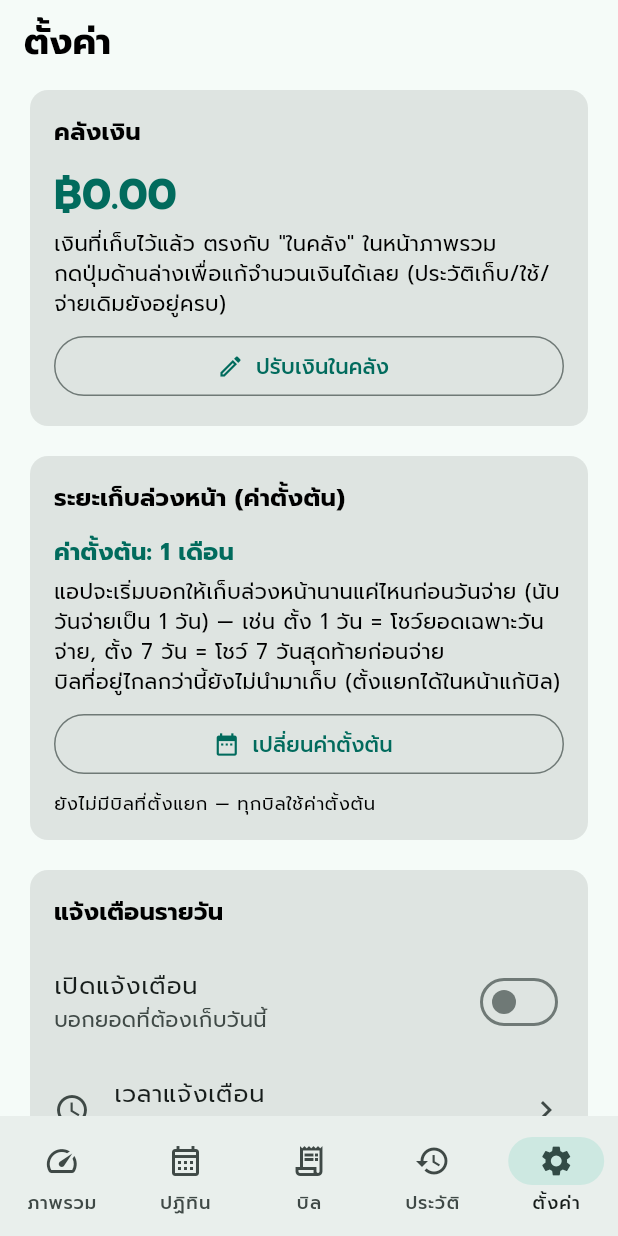
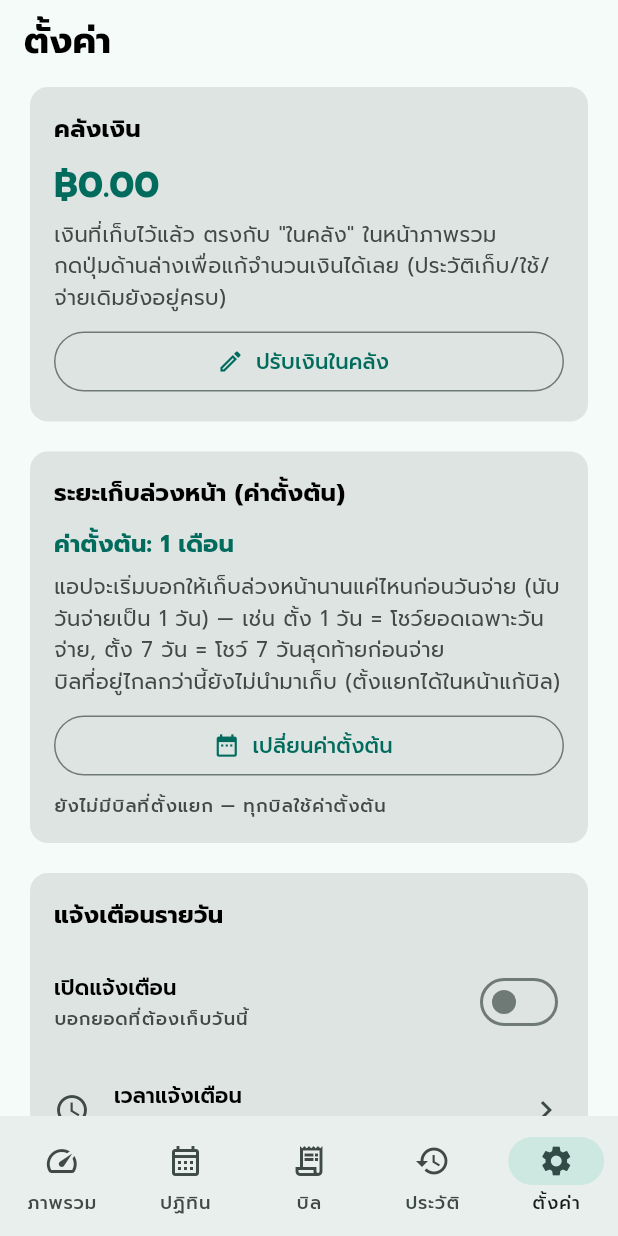
Before and after one commit to NitiphonC/billander, a Flutter app: the screen it shows after launch, item 5 of the bottom bar chosen, after a tap on "เปิดแจ้งเตือน", on a phone screen of 412 x 824 dp. Run offline on Flutter 3.47's test engine with Material 3 defaults, Android fonts, the phone set to English and light mode, and no system bars; our stand-ins replace flutter_local_notifications, package_info_plus, shared_preferences, sqflite, timezone; accounts and stored records are empty.

Commit message:
fix: enforce AppType.rowTitle on every switch/list row (v0.1.19)

```diff
--- a/docs/version.json
+++ b/docs/version.json
@@ -1 +1 @@
-{"app_name":"billandar","version":"0.1.18","build_number":"19","package_name":"billandar"}
+{"app_name":"billandar","version":"0.1.19","build_number":"20","package_name":"billandar"}
--- a/lib/ui/dashboard_screen.dart
+++ b/lib/ui/dashboard_screen.dart
@@ -35,11 +35,10 @@ class DashboardScreen extends StatelessWidget {
                   child: Column(
                     crossAxisAlignment: CrossAxisAlignment.start,
                     children: [
-                      Text('วันนี้', style: theme.textTheme.bodyMedium),
+                      Text('วันนี้', style: AppType.caption(context)),
                       Text(
                         formatDateThai(state.today),
-                        style: theme.textTheme.titleLarge
-                            ?.copyWith(fontWeight: FontWeight.bold),
+                        style: AppType.headline(context),
                       ),
                     ],
                   ),
@@ -206,21 +205,19 @@ class DashboardScreen extends StatelessWidget {
       child: Column(
         crossAxisAlignment: CrossAxisAlignment.stretch,
         children: [
-          const Text('ต้องเก็บวันนี้', style: TextStyle(color: Colors.white70)),
+          Text('ต้องเก็บวันนี้',
+              style: AppType.label(context).copyWith(color: Colors.white70)),
           const SizedBox(height: AppSpace.xs),
           Text(
             Money.format(plan.dailyRequiredSatang),
-            style: theme.textTheme.displaySmall?.copyWith(
-              color: Colors.white,
-              fontWeight: FontWeight.bold,
-            ),
+            style: AppType.display(context).copyWith(color: Colors.white),
           ),
           const SizedBox(height: AppSpace.sm),
           Text(
             plan.note ?? '',
-            style: const TextStyle(color: Colors.white70),
+            style: AppType.body(context).copyWith(color: Colors.white70),
           ),
-          const SizedBox(height: AppSpace.xs),
+          const SizedBox(height: AppSpace.sm),
           Text(
             'เริ่มเก็บล่วงหน้า ${state.defaultSaveAheadMonths} '
             '${state.defaultSaveAheadUnit.label} (รวมวันจ่าย)'
@@ -279,15 +276,16 @@ class DashboardScreen extends StatelessWidget {
           children: [
             Text(
               'ยังไม่มีบิลที่ต้องจ่าย',
-              style: Theme.of(context).textTheme.titleMedium,
+              style: AppType.title(context),
             ),
             const SizedBox(height: AppSpace.sm),
-            const Text(
+            Text(
               'เริ่มใช้งาน 3 ขั้นตอน:\n'
               '1. กดแท็บ "บิล" → กด + เพื่อเพิ่มบิล\n'
               '2. ใส่ชื่อบิล จำนวนเงิน วันที่จ่าย\n'
               '3. กลับมาหน้าภาพรวม จะเห็นยอดที่ต้องเก็บวันนี้',
               textAlign: TextAlign.center,
+              style: AppType.muted(context),
             ),
           ],
         ),
--- a/lib/ui/design_system.dart
+++ b/lib/ui/design_system.dart
@@ -40,7 +40,15 @@ class AppRadius {
 }
 
 /// มาตราส่วนตัวอักษรจาก Theme.textTheme เท่านั้น
-///กำหนด line-height ให้ข้อความอ่านง่าย โดยเฉพาะภาษาไทย
+/// กำหนด line-height ให้ข้อความอ่านง่าย โดยเฉพาะภาษาไทย
+///
+/// สำคัญ: ห้ามปล่อย `Text` หรือ `SwitchListTile.title/subtitle` โดยไม่ใส่
+/// `style:` — ค่าที่ Material ให้มา (bodyLarge 16px) ไม่ใช่ของ design system
+/// และจะใหญ่กว่าคำอธิบาย AppType.caption (12px) ทันที
+///
+/// ลำดับบทบาท:
+/// headline (24) > title (16, หัวข้อส่วน) > rowTitle (14, ชื่อแถวกดได้)
+/// > body/muted (14, คำอธิบาย) > caption (12, ข้อความสั้นใต้ช่อง)
 class AppType {
   const AppType._();
 
@@ -89,6 +97,14 @@ class AppType {
         weight: FontWeight.w600,
       );
 
+  /// ชื่อแถวที่กดได้ (SwitchListTile / ListTile / CheckboxListTile)
+  /// ต้องใส่เสมอ — ค่าเริ่มต้นของ Material คือ bodyLarge 16px ซึ่งใหญ่เกินไป
+  /// และเท่ากับหัวข้อ Sections ทำให้ดูเหมือนหัวข้อ
+  static TextStyle rowTitle(BuildContext context) => label(context);
+
+  /// คำอธิบายใต้ชื่อแถว — ใช้คู่กับ [rowTitle]
+  static TextStyle rowSubtitle(BuildContext context) => caption(context);
+
   /// เนื้อหาปกติ
   static TextStyle body(BuildContext context) => _style(
         context,
@@ -116,7 +132,7 @@ class AppType {
   static TextStyle calendarAmount(BuildContext context) => _style(
         context,
         (t) => t.labelSmall,
-        height: 1.2,
+        height: 1.4,
         color: Theme.of(context).colorScheme.primary,
         weight: FontWeight.w700,
       );
@@ -125,7 +141,7 @@ class AppType {
   static TextStyle statLabel(BuildContext context) => _style(
         context,
         (t) => t.labelSmall,
-        height: 1.3,
+        height: 1.4,
         color: Theme.of(context).colorScheme.onSurfaceVariant,
       );
 }
--- a/lib/ui/history_screen.dart
+++ b/lib/ui/history_screen.dart
@@ -65,9 +65,7 @@ class _HistoryScreenState extends State<HistoryScreen> {
                 child: Text(
                   '${thaiMonths[_month.month - 1]} ${_month.year + 543}',
                   textAlign: TextAlign.center,
-                  style: Theme.of(context).textTheme.titleLarge?.copyWith(
-                        fontWeight: FontWeight.bold,
-                      ),
+                  style: AppType.title(context),
                 ),
               ),
               IconButton.filledTonal(
@@ -95,7 +93,7 @@ class _HistoryScreenState extends State<HistoryScreen> {
           const SizedBox(height: AppSpace.sm),
           Text(
             'วันที่ไม่ได้บันทึก $missedDays วัน (ระบบคำนวณยอดต่อวันเพิ่มขึ้นอัตโนมัติ)',
-            style: Theme.of(context).textTheme.bodySmall,
+            style: AppType.caption(context),
             textAlign: TextAlign.center,
           ),
           const SizedBox(height: AppSpace.md),
@@ -118,9 +116,7 @@ class _HistoryScreenState extends State<HistoryScreen> {
                     Text(
                       '${tryParseDateKey(group.key)?.day ?? ''} '
                       '${thaiMonths[(tryParseDateKey(group.key)?.month ?? 1) - 1]}',
-                      style: Theme.of(context).textTheme.labelLarge?.copyWith(
-                            fontWeight: FontWeight.bold,
-                          ),
+                      style: AppType.label(context),
                     ),
                     for (final entry in group.value) _entryTile(entry),
                   ],
--- a/lib/ui/home_shell.dart
+++ b/lib/ui/home_shell.dart
@@ -2,6 +2,7 @@ import 'package:flutter/material.dart';
 
 import '../state/app_state.dart';
 import 'bills_screen.dart';
+import 'design_system.dart';
 import 'calendar_screen.dart';
 import 'dashboard_screen.dart';
 import 'history_screen.dart';
@@ -61,7 +62,14 @@ class _HomeShellState extends State<HomeShell> with WidgetsBindingObserver {
           });
         }
 
-        return Scaffold(
+        // ป้องกัน ListTile/SwitchListTile ทุกตัวตกไปใช้ bodyLarge 16px
+        // ของ Material ซึ่งใหญ่กว่าคำอธิบาย AppType.caption 12px
+        return ListTileTheme(
+          data: ListTileThemeData(
+            titleTextStyle: AppType.rowTitle(context),
+            subtitleTextStyle: AppType.muted(context),
+          ),
+          child: Scaffold(
           body: IndexedStack(
             index: _index,
             children: [
@@ -77,6 +85,7 @@ class _HomeShellState extends State<HomeShell> with WidgetsBindingObserver {
             destinations: _destinations,
             onDestinationSelected: (index) => setState(() => _index = index),
           ),
+          ),
         );
       },
     );
--- a/lib/ui/settings_screen.dart
+++ b/lib/ui/settings_screen.dart
@@ -51,9 +51,7 @@ class SettingsScreen extends StatelessWidget {
         children: [
           Text(
             'ตั้งค่า',
-            style: theme.textTheme.headlineSmall?.copyWith(
-              fontWeight: FontWeight.bold,
-            ),
+            style: AppType.headline(context),
           ),
           const SizedBox(height: AppSpace.md),
           SectionCard(
@@ -63,16 +61,15 @@ class SettingsScreen extends StatelessWidget {
               children: [
                 Text(
                   Money.format(state.poolSatang),
-                  style: theme.textTheme.headlineMedium?.copyWith(
-                    fontWeight: FontWeight.bold,
-                    color: theme.colorScheme.primary,
-                  ),
+                  style: AppType.headline(context)
+                      .copyWith(color: theme.colorScheme.primary),
                 ),
-                const SizedBox(height: AppSpace.xs),
-                const Text(
+                const SizedBox(height: AppSpace.sm),
+                Text(
                   'เงินที่เก็บไว้แล้ว ตรงกับ "ในคลัง" ในหน้าภาพรวม\n'
                   'กดปุ่มด้านล่างเพื่อแก้จำนวนเงินได้เลย '
                   '(ประวัติเก็บ/ใช้/จ่ายเดิมยังอยู่ครบ)',
+                  style: AppType.muted(context),
                 ),
                 const SizedBox(height: AppSpace.sm),
                 OutlinedButton.icon(
@@ -92,18 +89,17 @@ class SettingsScreen extends StatelessWidget {
                 Text(
                   'ค่าตั้งต้น: ${state.defaultSaveAheadMonths} '
                   '${state.defaultSaveAheadUnit.label}',
-                  style: theme.textTheme.titleMedium?.copyWith(
-                    fontWeight: FontWeight.bold,
-                    color: theme.colorScheme.primary,
-                  ),
+                  style: AppType.title(context)
+                      .copyWith(color: theme.colorScheme.primary),
                 ),
-                const SizedBox(height: AppSpace.xs),
-                const Text(
+                const SizedBox(height: AppSpace.sm),
+                Text(
                   'แอปจะเริ่มบอกให้เก็บล่วงหน้านานแค่ไหนก่อนวันจ่าย '
                   '(นับวันจ่ายเป็น 1 วัน) — เช่น ตั้ง 1 วัน = โชว์ยอดเฉพาะวันจ่าย, '
                   'ตั้ง 7 วัน = โชว์ 7 วันสุดท้ายก่อนจ่าย\n'
                   'บิลที่อยู่ไกลกว่านี้ยังไม่นำมาเก็บ '
                   '(ตั้งแยกได้ในหน้าแก้บิล)',
+                  style: AppType.muted(context),
                 ),
                 const SizedBox(height: AppSpace.sm),
                 OutlinedButton.icon(
@@ -136,11 +132,11 @@ class SettingsScreen extends StatelessWidget {
                   const SizedBox(height: AppSpace.md),
                   Text(
                     'บิลที่ตั้งแยกไว้ (ไม่ตามค่าตั้งต้น)',
-                    style: theme.textTheme.labelLarge,
+                    style: AppType.label(context),
                   ),
                   for (final bill in finalOverrides)
                     Padding(
-                      padding: const EdgeInsets.only(top: AppSpace.xs),
+                      padding: const EdgeInsets.only(top: AppSpace.sm),
                       child: Row(
                         children: [
                           const Icon(Icons.tune, size: 14),
@@ -158,7 +154,7 @@ class SettingsScreen extends StatelessWidget {
                     padding: const EdgeInsets.only(top: AppSpace.sm),
                     child: Text(
                       'ยังไม่มีบิลที่ตั้งแยก — ทุกบิลใช้ค่าตั้งต้น',
-                      style: theme.textTheme.bodySmall,
+                      style: AppType.caption(context),
                     ),
                   ),
               ],
@@ -171,8 +167,10 @@ class SettingsScreen extends StatelessWidget {
               children: [
                 SwitchListTile(
                   contentPadding: EdgeInsets.zero,
-                  title: const Text('เปิดแจ้งเตือน'),
-                  subtitle: const Text('บอกยอดที่ต้องเก็บวันนี้'),
+                  title: Text('เปิดแจ้งเตือน',
+                      style: AppType.rowTitle(context)),
+                  subtitle: Text('บอกยอดที่ต้องเก็บวันนี้',
+                      style: AppType.rowSubtitle(context)),
                   value: state.notificationsEnabled,
                   onChanged: (value) => state.updateSetting(
                     settingNotifications,
@@ -203,12 +201,12 @@ class SettingsScreen extends StatelessWidget {
                   state.updateUrl.isEmpty
                       ? 'ยังไม่ได้ตั้งค่าที่อยู่ update.json'
                       : state.updateUrl,
-                  style: theme.textTheme.bodySmall,
+                  style: AppType.caption(context),
                 ),
-                const SizedBox(height: AppSpace.xs),
+                const SizedBox(height: AppSpace.sm),
                 Text(
                   'ตัวอย่าง: $kUpdateJsonHelp',
-                  style: theme.textTheme.bodySmall,
+                  style: AppType.caption(context),
                 ),
                 const SizedBox(height: AppSpace.sm),
                 OutlinedButton.icon(
@@ -228,6 +226,7 @@ class SettingsScreen extends StatelessWidget {
                   icon: const Icon(Icons.link),
                   label: const Text('ตั้งค่าที่อยู่อัปเดต'),
                 ),
+                const SizedBox(height: AppSpace.sm),
                 OutlinedButton.icon(
                   onPressed: () async {
                     await state.checkForUpdate(force: true);
@@ -259,7 +258,7 @@ class SettingsScreen extends StatelessWidget {
               '• ถ้าผ่านไปหนึ่งวันโดยไม่บันทึก วันที่เหลือจะลดลง '
               'และยอดต่อวันจะเพิ่มขึ้นอัตโนมัติ\n'
               '• กดจ่ายบิลได้ก็ต่อเมื่อเงินในคลังพอจ่ายบิลนั้น',
-              style: theme.textTheme.bodyMedium,
+              style: AppType.body(context),
             ),
           ),
         ],
--- a/lib/ui/widgets/common.dart
+++ b/lib/ui/widgets/common.dart
@@ -33,9 +33,7 @@ class SectionCard extends StatelessWidget {
                 Expanded(
                   child: Text(
                     title,
-                    style: Theme.of(context).textTheme.titleMedium?.copyWith(
-                          fontWeight: FontWeight.w700,
-                        ),
+                    style: AppType.title(context),
                   ),
                 ),
                 if (action != null) action!,
@@ -274,7 +272,7 @@ class _SaveAheadDialogState extends State<_SaveAheadDialog> {
             Text(
               'เริ่มบอกให้เก็บล่วงหน้านานแค่ไหนก่อนวันจ่าย '
               '(นับวันจ่ายเป็น 1 วันด้วย)',
-              style: AppType.caption(context),
+              style: AppType.muted(context),
             ),
             const SizedBox(height: AppSpace.md),
             DropdownButtonFormField<SaveAheadUnit>(
@@ -306,6 +304,7 @@ class _SaveAheadDialogState extends State<_SaveAheadDialog> {
                   SaveAheadUnit.years =>
                     'ใส่ 1 = เฉพาะปีที่จ่าย · ใส่ 2 = รวมปีก่อนหน้า',
                 },
+                helperStyle: AppType.caption(context),
                 border: const OutlineInputBorder(),
               ),
               validator: (v) {
--- a/pubspec.yaml
+++ b/pubspec.yaml
@@ -1,7 +1,7 @@
 name: billandar
 description: แอพเก็บเงินรายวันเพื่อจ่ายบิลตามวันจ่ายแบบกองกลางเดียว
 publish_to: "none"
-version: 0.1.18+19
+version: 0.1.19+20
 
 environment:
   sdk: ">=3.4.0 <4.0.0"
```
Also changed, not shown: lib/ui/bills_screen.dart (+26 -22 lines), lib/ui/calendar_screen.dart (+7 -13 lines), update.json (+4 -4 lines), 6 other files.
